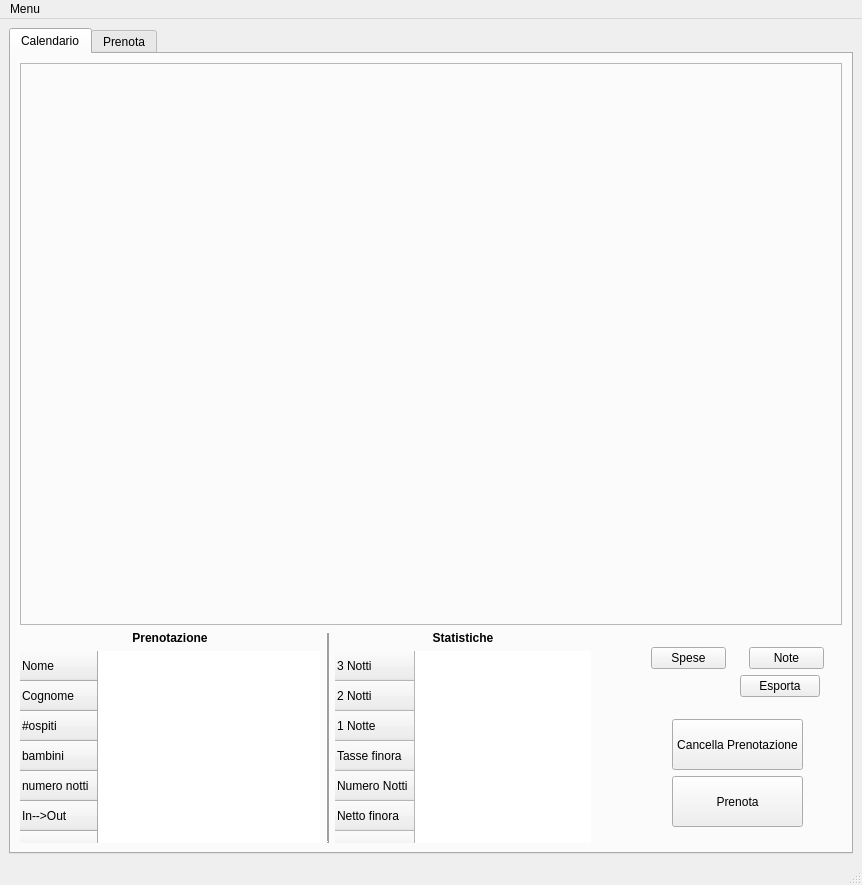
Old version of the form gui.ui in the repository LucioPg/ErbaVento.
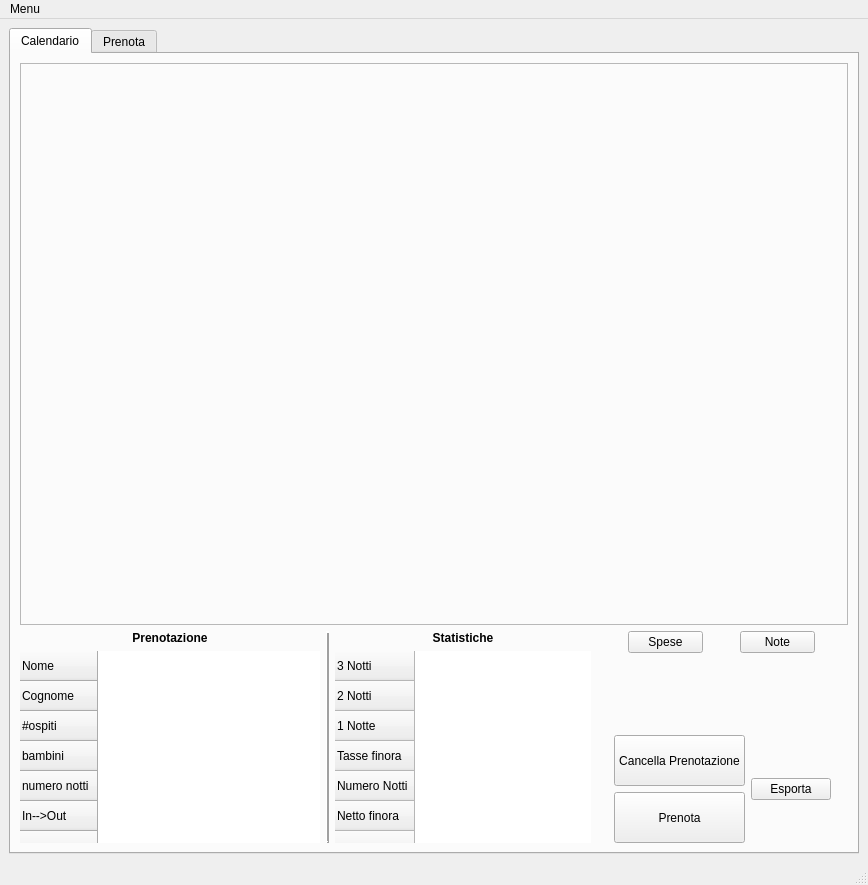
New version of the form. Custom widgets are drawn as their Qt base class.

```diff
--- a/gui.ui
+++ b/gui.ui
@@ -6,7 +6,7 @@
    <rect>
     <x>0</x>
     <y>0</y>
-    <width>862</width>
+       <width>868</width>
     <height>885</height>
    </rect>
   </property>
@@ -410,7 +410,7 @@
                                                   <item>
                                                       <layout class="QHBoxLayout" name="horizontalLayout">
                                                           <item>
-                                                              <widget class="RedProgressButton" name="bot_spese">
+                                                              <widget class="ColorButton" name="bot_spese">
                                                                   <property name="minimumSize">
                                                                       <size>
                                                                           <width>75</width>
@@ -426,6 +426,9 @@
                                                                   <property name="focusPolicy">
                                                                       <enum>Qt::ClickFocus</enum>
                                                                   </property>
+                                                                  <property name="styleSheet">
+                                                                      <string notr="true"/>
+                                                                  </property>
                                                                   <property name="text">
                                                                       <string>Spese</string>
                                                                   </property>
@@ -489,22 +492,6 @@
                                                                   </property>
                                                               </widget>
                                                           </item>
-                                                          <item>
-                                                              <widget class="QPushButton" name="bot_esporta">
-                                                                  <property name="sizePolicy">
-                                                                      <sizepolicy hsizetype="Fixed" vsizetype="Fixed">
-                                                                          <horstretch>0</horstretch>
-                                                                          <verstretch>0</verstretch>
-                                                                      </sizepolicy>
-                                                                  </property>
-                                                                  <property name="focusPolicy">
-                                                                      <enum>Qt::ClickFocus</enum>
-                                                                  </property>
-                                                                  <property name="text">
-                                                                      <string>Esporta</string>
-                                                                  </property>
-                                                              </widget>
-                                                          </item>
                                                       </layout>
                                                   </item>
                                               </layout>
@@ -578,6 +565,25 @@
                                                           </item>
                                                       </layout>
                                                   </item>
+                                                  <item>
+                                                      <layout class="QVBoxLayout" name="verticalLayout_18"/>
+                                                  </item>
+                                                  <item>
+                                                      <widget class="QPushButton" name="bot_esporta">
+                                                          <property name="sizePolicy">
+                                                              <sizepolicy hsizetype="Fixed" vsizetype="Fixed">
+                                                                  <horstretch>0</horstretch>
+                                                                  <verstretch>0</verstretch>
+                                                              </sizepolicy>
+                                                          </property>
+                                                          <property name="focusPolicy">
+                                                              <enum>Qt::ClickFocus</enum>
+                                                          </property>
+                                                          <property name="text">
+                                                              <string>Esporta</string>
+                                                          </property>
+                                                      </widget>
+                                                  </item>
                                                   <item>
                                                       <spacer name="horizontalSpacer_12">
                                                           <property name="orientation">
@@ -767,20 +773,6 @@
                                                           </property>
                                                       </widget>
                                                   </item>
-                                                  <item>
-                                                      <widget class="QPushButton" name="bot_aggiungiSpesa">
-                                                          <property name="text">
-                                                              <string>aggiungi spesa</string>
-                                                          </property>
-                                                      </widget>
-                                                  </item>
-                                                  <item>
-                                                      <widget class="QPushButton" name="bot_rimuoviSpesa">
-                                                          <property name="text">
-                                                              <string>rimuovi spesa</string>
-                                                          </property>
-                                                      </widget>
-                                                  </item>
                                                   <item>
                                                       <spacer name="verticalSpacer_9">
                                                           <property name="orientation">
@@ -1827,7 +1819,7 @@
     <rect>
      <x>0</x>
      <y>0</y>
-     <width>862</width>
+        <width>868</width>
      <height>21</height>
     </rect>
    </property>
@@ -1841,11 +1833,6 @@
   <widget class="QStatusBar" name="statusbar"/>
  </widget>
     <customwidgets>
-        <customwidget>
-            <class>RedProgressButton</class>
-            <extends>QPushButton</extends>
-            <header location="global">kwidget.myprogressbutton.myprogressbutton_main</header>
-        </customwidget>
         <customwidget>
             <class>GreenProgressButton</class>
             <extends>QPushButton</extends>
@@ -1861,6 +1848,11 @@
             <extends>QDateEdit</extends>
             <header location="global">kwidget.mydateedit.mydateedit</header>
         </customwidget>
+        <customwidget>
+            <class>ColorButton</class>
+            <extends>QPushButton</extends>
+            <header>kwidget.myprogressbutton.myprogressbutton_main</header>
+        </customwidget>
     </customwidgets>
     <tabstops>
         <tabstop>bot_cancella</tabstop>
```
Left out of the diff: 1 changed line with no effect on the pictures.
